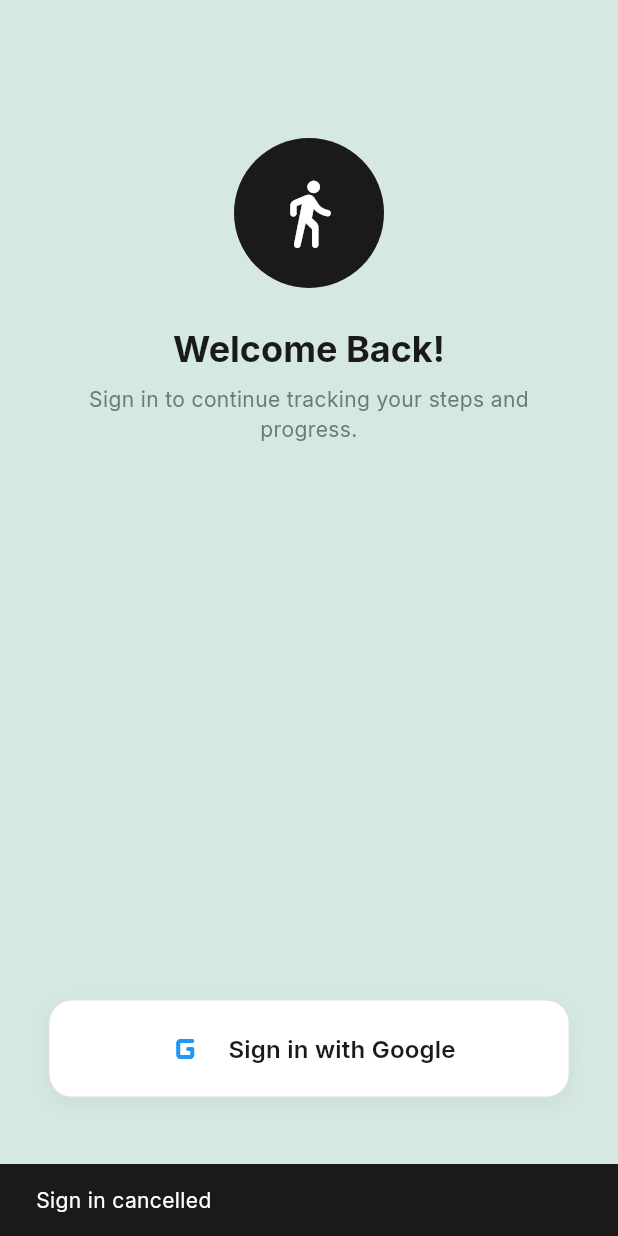
After one commit to aniketapai/StepPulse, a Flutter app: the SignInScreen screen opened by its route, after a tap on "Sign in with Google", on a phone screen of 412 x 824 dp. The commit adds this screen. Run offline on Flutter 3.47's test engine with Material 3 defaults, Android fonts, the phone set to English and light mode, and no system bars; our stand-ins replace cloud_firestore, firebase_auth, firebase_core, fl_chart, flutter_local_notifications, flutter_riverpod and 9 more; missing offline and left inert: flutter_foreground_task; accounts and stored records are empty; network calls fail.

Commit message:
v2.3.1: Separate sign-in screen for logout users

```diff
--- a/lib/app.dart
+++ b/lib/app.dart
@@ -4,6 +4,7 @@ import 'core/theme/app_theme.dart';
 import 'screens/main_nav_shell.dart';
 import 'screens/settings/settings_screen.dart';
 import 'screens/onboarding/onboarding_screen.dart';
+import 'screens/signin/sign_in_screen.dart';
 import 'providers/settings_provider.dart';
 import 'providers/sync_manager.dart';
 
@@ -61,6 +62,12 @@ class _StepPulseAppState extends ConsumerState<StepPulseApp>
               page: const OnboardingScreen(),
               settings: settings,
             );
+          case '/sign-in':
+            // Separate sign-in only route for users who logged out
+            return AppTheme.smoothPageRoute(
+              page: const SignInScreen(),
+              settings: settings,
+            );
           case '/dashboard':
             return AppTheme.smoothPageRoute(
               page: const MainNavShell(),
--- a/lib/screens/onboarding/onboarding_screen.dart
+++ b/lib/screens/onboarding/onboarding_screen.dart
@@ -23,7 +23,6 @@ class _OnboardingScreenState extends ConsumerState<OnboardingScreen>
     with TickerProviderStateMixin {
   late PageController _pageController;
   int _currentPage = 0;
-  bool _startAtSignIn = false; // For returning logged-out users
 
   // Animation controllers
   late AnimationController _contentAnimationController;
@@ -42,13 +41,9 @@ class _OnboardingScreenState extends ConsumerState<OnboardingScreen>
   void initState() {
     super.initState();
 
-    // Check if user is returning after logout (onboarding complete but logged out)
-    // If so, start at Sign-In page instead of Welcome
-    final storage = ref.read(storageServiceProvider);
-    _startAtSignIn = storage.isOnboardingComplete;
-    final initialPage = _startAtSignIn ? 4 : 0; // 4 = Sign-In page
-    _currentPage = initialPage;
-    _pageController = PageController(initialPage: initialPage);
+    // Onboarding always starts at Welcome page (page 0)
+    // Returning users who logout use the separate /sign-in route
+    _pageController = PageController(initialPage: 0);
 
     _contentAnimationController = AnimationController(
       duration: const Duration(milliseconds: 600),
--- a/lib/screens/settings/settings_screen.dart
+++ b/lib/screens/settings/settings_screen.dart
@@ -853,7 +853,7 @@ class _SettingsScreenState extends ConsumerState<SettingsScreen> {
       if (mounted) {
         Navigator.of(
           context,
-        ).pushNamedAndRemoveUntil('/onboarding', (route) => false);
+        ).pushNamedAndRemoveUntil('/sign-in', (route) => false);
       }
     }
   }
--- /dev/null
+++ b/lib/screens/signin/sign_in_screen.dart
@@ -0,0 +1,201 @@
+import 'package:flutter/material.dart';
+import 'package:flutter_riverpod/flutter_riverpod.dart';
+import '../../core/theme/app_theme.dart';
+import '../../providers/auth_provider.dart';
+import '../../providers/firestore_provider.dart';
+import '../../providers/history_provider.dart';
+import '../../providers/settings_provider.dart';
+
+/// Sign-in only screen for returning users who logged out.
+/// This is NOT the full onboarding - just Google Sign-In.
+class SignInScreen extends ConsumerStatefulWidget {
+  const SignInScreen({super.key});
+
+  @override
+  ConsumerState<SignInScreen> createState() => _SignInScreenState();
+}
+
+class _SignInScreenState extends ConsumerState<SignInScreen> {
+  bool _isSigningIn = false;
+
+  @override
+  Widget build(BuildContext context) {
+    final theme = Theme.of(context);
+    final isDark = theme.brightness == Brightness.dark;
+
+    return Scaffold(
+      backgroundColor: AppTheme.mintBackground,
+      body: SafeArea(
+        child: Padding(
+          padding: const EdgeInsets.all(32),
+          child: Column(
+            children: [
+              const SizedBox(height: 60),
+
+              // App logo
+              Container(
+                width: 100,
+                height: 100,
+                decoration: BoxDecoration(
+                  color: AppTheme.accentBlack,
+                  shape: BoxShape.circle,
+                ),
+                child: const Icon(
+                  Icons.directions_walk_rounded,
+                  color: Colors.white,
+                  size: 50,
+                ),
+              ),
+              const SizedBox(height: 24),
+
+              Text(
+                'Welcome Back!',
+                style: theme.textTheme.headlineSmall?.copyWith(
+                  fontWeight: FontWeight.w700,
+                  color: AppTheme.textPrimary,
+                ),
+              ),
+              const SizedBox(height: 8),
+              Text(
+                'Sign in to continue tracking your steps and progress.',
+                textAlign: TextAlign.center,
+                style: theme.textTheme.bodyMedium?.copyWith(
+                  color: AppTheme.textSecondary,
+                ),
+              ),
+
+              const Spacer(),
+
+              // Google Sign In Button
+              InkWell(
+                onTap: _handleGoogleSignIn,
+                borderRadius: BorderRadius.circular(16),
+                child: Container(
+                  padding: const EdgeInsets.symmetric(vertical: 16),
+                  decoration: BoxDecoration(
+                    color: isDark ? const Color(0xFF2C2C2C) : Colors.white,
+                    borderRadius: BorderRadius.circular(16),
+                    border: Border.all(
+                      color: isDark ? Colors.transparent : Colors.grey.shade300,
+                    ),
+                    boxShadow: [
+                      BoxShadow(
+                        color: Colors.black.withValues(alpha: 0.05),
+                        blurRadius: 10,
+                        offset: const Offset(0, 4),
+                      ),
+                    ],
+                  ),
+                  child: Row(
+                    mainAxisAlignment: MainAxisAlignment.center,
+                    children: [
+                      if (_isSigningIn)
+                        const SizedBox(
+                          width: 24,
+                          height: 24,
+                          child: CircularProgressIndicator(
+                            strokeWidth: 2,
+                            valueColor: AlwaysStoppedAnimation<Color>(
+                              Colors.blue,
+                            ),
+                          ),
+                        )
+                      else
+                        Image.network(
+                          'https://upload.wikimedia.org/wikipedia/commons/thumb/c/c1/Google_%22G%22_logo.svg/768px-Google_%22G%22_logo.svg.png',
+                          height: 24,
+                          width: 24,
+                          errorBuilder: (context, error, stackTrace) =>
+                              const Icon(
+                                Icons.g_mobiledata_rounded,
+                                size: 32,
+                                color: Colors.blue,
+                              ),
+                        ),
+                      const SizedBox(width: 12),
+                      Text(
+                        _isSigningIn ? 'Signing in...' : 'Sign in with Google',
+                        style: theme.textTheme.titleMedium?.copyWith(
+                          color: isDark ? Colors.white : AppTheme.textPrimary,
+                          fontWeight: FontWeight.w600,
+                        ),
+                      ),
+                    ],
+                  ),
+                ),
+              ),
+
+              const SizedBox(height: 60),
+            ],
+          ),
+        ),
+      ),
+    );
+  }
+
+  Future<void> _handleGoogleSignIn() async {
+    if (_isSigningIn) return;
+
+    setState(() {
+      _isSigningIn = true;
+    });
+
+    try {
+      final credential = await ref.read(authServiceProvider).signInWithGoogle();
+
+      if (credential != null && credential.user != null) {
+        final user = credential.user!;
+
+        // Save user data
+        final storage = ref.read(storageServiceProvider);
+        if (user.displayName != null) {
+          storage.setProfileName(user.displayName!);
+        }
+
+        // Show success message
+        if (mounted) {
+          ScaffoldMessenger.of(context).showSnackBar(
+            const SnackBar(
+              content: Text('Signed in successfully'),
+              backgroundColor: Colors.green,
+              duration: Duration(seconds: 2),
+            ),
+          );
+        }
+
+        // Sync with Firestore
+        final firestore = ref.read(firestoreServiceProvider);
+        await firestore.syncUserData();
+
+        // Refresh history provider
+        ref.read(historyProvider.notifier).refresh();
+
+        // Navigate to dashboard
+        if (mounted) {
+          Navigator.pushReplacementNamed(context, '/dashboard');
+        }
+      } else {
+        if (mounted) {
+          ScaffoldMessenger.of(
+            context,
+          ).showSnackBar(const SnackBar(content: Text('Sign in cancelled')));
+        }
+      }
+    } catch (e) {
+      if (mounted) {
+        ScaffoldMessenger.of(context).showSnackBar(
+          SnackBar(
+            content: Text('Sign in failed: $e'),
+            backgroundColor: Colors.red,
+          ),
+        );
+      }
+    } finally {
+      if (mounted) {
+        setState(() {
+          _isSigningIn = false;
+        });
+      }
+    }
+  }
+}
--- a/pubspec.yaml
+++ b/pubspec.yaml
@@ -16,7 +16,7 @@ publish_to: 'none' # Remove this line if you wish to publish to pub.dev
 # https://developer.apple.com/library/archive/documentation/General/Reference/InfoPlistKeyReference/Articles/CoreFoundationKeys.html
 # In Windows, build-name is used as the major, minor, and patch parts
 # of the product and file versions while build-number is used as the build suffix.
-version: 2.3.0+6
+version: 2.3.1+7
 
 environment:
   sdk: ^3.10.4
```
